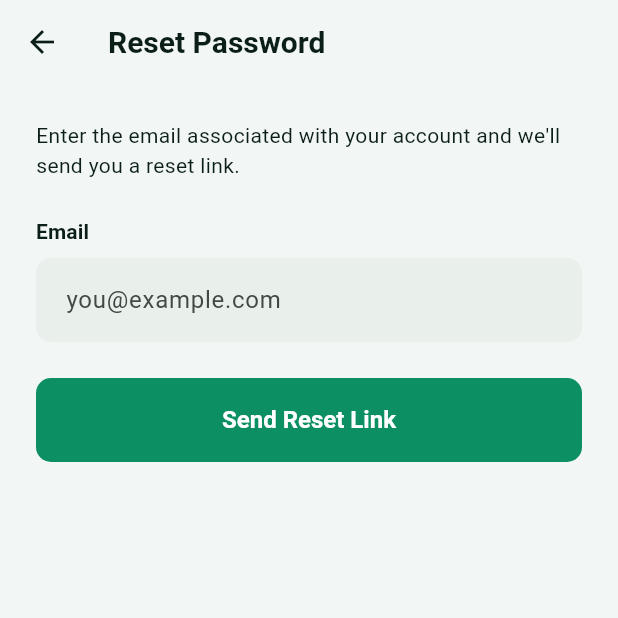
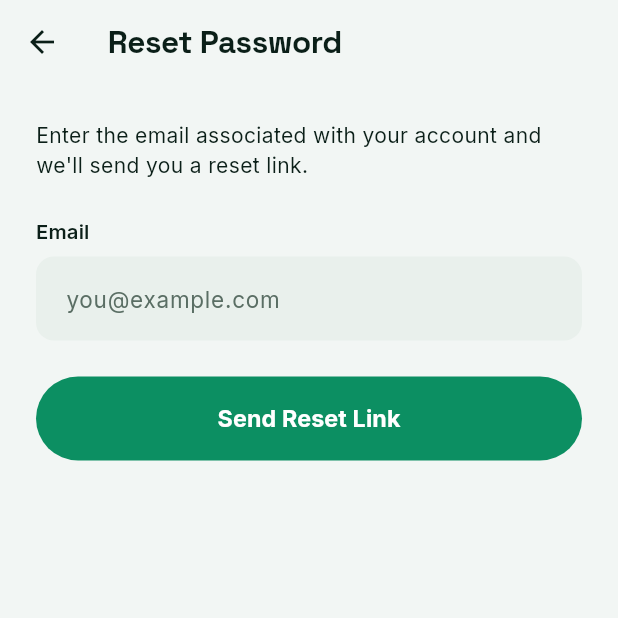
Before and after one commit to RoBiul-Hasan-Jisan/ExpenseFlowV1, a Flutter app: the screen it shows after launch, after a tap on "Forgot password?", on a phone screen of 412 x 824 dp, the top half of it. Run offline on Flutter 3.47's test engine with Material 3 defaults, Android fonts, the phone set to English and light mode, and no system bars; our stand-ins replace cloud_firestore, csv, firebase_auth, firebase_core, firebase_storage, fl_chart and 7 more; accounts and stored records are empty; generated files the repository leaves out were written again.

Commit message:
update app theme

```diff
--- a/lib/core/theme/app_theme.dart
+++ b/lib/core/theme/app_theme.dart
@@ -1,32 +1,58 @@
 import 'package:flutter/material.dart';
+import 'package:google_fonts/google_fonts.dart';
 import 'app_colors.dart';
 
-/// Material 3 theme definitions for ExpenseFlow.
-/// Uses an 8px spacing baseline and restrained elevation/typography.
+/// Material 3 theme definitions for ExpenseFlow — "Emerald & Gold".
+///
+/// Type system: Space Grotesk carries numbers and headlines (it has the
+/// slightly mechanical, confident character a money app wants for large
+/// figures); Inter carries body copy and UI labels for maximum legibility
+/// at small sizes. An 8px spacing baseline underlies all layout.
 class AppTheme {
   AppTheme._();
 
   static const double spacingUnit = 8.0;
   static double space(int units) => spacingUnit * units;
 
-  static const double radiusSm = 10;
-  static const double radiusMd = 16;
-  static const double radiusLg = 24;
+  static const double radiusSm = 12;
+  static const double radiusMd = 20;
+  static const double radiusLg = 28;
+  static const double radiusPill = 100;
+
+  static TextStyle _display(double size, FontWeight weight, Color color, {double? letterSpacing, double? height}) {
+    return GoogleFonts.spaceGrotesk(
+      fontSize: size,
+      fontWeight: weight,
+      color: color,
+      letterSpacing: letterSpacing,
+      height: height,
+    );
+  }
+
+  static TextStyle _body(double size, FontWeight weight, Color color, {double? letterSpacing}) {
+    return GoogleFonts.inter(fontSize: size, fontWeight: weight, color: color, letterSpacing: letterSpacing);
+  }
 
   static TextTheme _textTheme(Color primaryText, Color secondaryText) {
     return TextTheme(
-      displayLarge: TextStyle(fontSize: 34, fontWeight: FontWeight.w700, color: primaryText, letterSpacing: -0.5),
-      headlineMedium: TextStyle(fontSize: 24, fontWeight: FontWeight.w700, color: primaryText, letterSpacing: -0.3),
-      headlineSmall: TextStyle(fontSize: 20, fontWeight: FontWeight.w700, color: primaryText),
-      titleLarge: TextStyle(fontSize: 18, fontWeight: FontWeight.w600, color: primaryText),
-      titleMedium: TextStyle(fontSize: 16, fontWeight: FontWeight.w600, color: primaryText),
-      titleSmall: TextStyle(fontSize: 14, fontWeight: FontWeight.w600, color: primaryText),
-      bodyLarge: TextStyle(fontSize: 16, fontWeight: FontWeight.w400, color: primaryText),
-      bodyMedium: TextStyle(fontSize: 14, fontWeight: FontWeight.w400, color: primaryText),
-      bodySmall: TextStyle(fontSize: 12, fontWeight: FontWeight.w400, color: secondaryText),
-      labelLarge: TextStyle(fontSize: 14, fontWeight: FontWeight.w600, color: primaryText),
-      labelSmall: TextStyle(fontSize: 11, fontWeight: FontWeight.w500, color: secondaryText),
+      displayLarge: _display(36, FontWeight.w700, primaryText, letterSpacing: -0.8, height: 1.05),
+      displayMedium: _display(30, FontWeight.w700, primaryText, letterSpacing: -0.6),
+      headlineMedium: _display(24, FontWeight.w700, primaryText, letterSpacing: -0.4),
+      headlineSmall: _display(20, FontWeight.w700, primaryText, letterSpacing: -0.2),
+      titleLarge: _display(18, FontWeight.w600, primaryText),
+      titleMedium: _body(16, FontWeight.w600, primaryText),
+      titleSmall: _body(14, FontWeight.w600, primaryText),
+      bodyLarge: _body(16, FontWeight.w400, primaryText),
+      bodyMedium: _body(14, FontWeight.w400, primaryText),
+      bodySmall: _body(12.5, FontWeight.w400, secondaryText),
+      labelLarge: _body(13.5, FontWeight.w600, primaryText, letterSpacing: 0.1),
+      labelSmall: _body(11, FontWeight.w600, secondaryText, letterSpacing: 0.2),
     );
+  }
+
+  /// Numeric display style for money figures — used on hero/balance cards.
+  static TextStyle amountStyle({required double size, required Color color, FontWeight weight = FontWeight.w700}) {
+    return GoogleFonts.spaceGrotesk(fontSize: size, fontWeight: weight, color: color, letterSpacing: -1.0, height: 1.0);
   }
 
   static ThemeData get light {
@@ -34,22 +60,25 @@ class AppTheme {
       seedColor: AppColors.primary,
       brightness: Brightness.light,
       primary: AppColors.primary,
+      secondary: AppColors.gold,
       surface: AppColors.lightSurface,
       error: AppColors.expense,
     );
+    final textTheme = _textTheme(AppColors.lightTextPrimary, AppColors.lightTextSecondary);
     return ThemeData(
       useMaterial3: true,
       brightness: Brightness.light,
       colorScheme: scheme,
       scaffoldBackgroundColor: AppColors.lightBackground,
-      textTheme: _textTheme(AppColors.lightTextPrimary, AppColors.lightTextSecondary),
+      textTheme: textTheme,
+      splashFactory: InkSparkle.splashFactory,
       appBarTheme: AppBarTheme(
         backgroundColor: AppColors.lightBackground,
         foregroundColor: AppColors.lightTextPrimary,
         elevation: 0,
-        scrolledUnderElevation: 0.5,
+        scrolledUnderElevation: 0,
         centerTitle: false,
-        titleTextStyle: TextStyle(fontSize: 20, fontWeight: FontWeight.w700, color: AppColors.lightTextPrimary),
+        titleTextStyle: _display(21, FontWeight.w700, AppColors.lightTextPrimary, letterSpacing: -0.3),
       ),
       cardTheme: CardThemeData(
         color: AppColors.lightSurface,
@@ -64,60 +93,80 @@ class AppTheme {
         filled: true,
         fillColor: AppColors.lightSurfaceAlt,
         contentPadding: EdgeInsets.symmetric(horizontal: space(2), vertical: space(2)),
-        border: OutlineInputBorder(
-          borderRadius: BorderRadius.circular(radiusSm),
-          borderSide: BorderSide.none,
-        ),
-        enabledBorder: OutlineInputBorder(
-          borderRadius: BorderRadius.circular(radiusSm),
-          borderSide: BorderSide.none,
-        ),
+        border: OutlineInputBorder(borderRadius: BorderRadius.circular(radiusSm), borderSide: BorderSide.none),
+        enabledBorder: OutlineInputBorder(borderRadius: BorderRadius.circular(radiusSm), borderSide: BorderSide.none),
         focusedBorder: OutlineInputBorder(
           borderRadius: BorderRadius.circular(radiusSm),
-          borderSide: const BorderSide(color: AppColors.primary, width: 1.5),
+          borderSide: const BorderSide(color: AppColors.primary, width: 1.75),
         ),
         errorBorder: OutlineInputBorder(
           borderRadius: BorderRadius.circular(radiusSm),
           borderSide: const BorderSide(color: AppColors.expense, width: 1),
         ),
+        hintStyle: _body(15, FontWeight.w400, AppColors.lightTextSecondary),
       ),
       elevatedButtonTheme: ElevatedButtonThemeData(
         style: ElevatedButton.styleFrom(
           backgroundColor: AppColors.primary,
           foregroundColor: Colors.white,
-          minimumSize: Size(double.infinity, space(6.5.round())),
-          shape: RoundedRectangleBorder(borderRadius: BorderRadius.circular(radiusSm)),
+          minimumSize: Size(double.infinity, space(7)),
+          shape: RoundedRectangleBorder(borderRadius: BorderRadius.circular(radiusPill)),
           elevation: 0,
-          textStyle: const TextStyle(fontSize: 16, fontWeight: FontWeight.w600),
+          textStyle: GoogleFonts.inter(fontSize: 15.5, fontWeight: FontWeight.w700, letterSpacing: 0.1),
         ),
       ),
       outlinedButtonTheme: OutlinedButtonThemeData(
         style: OutlinedButton.styleFrom(
-          foregroundColor: AppColors.primary,
-          side: const BorderSide(color: AppColors.lightBorder),
-          minimumSize: Size(double.infinity, space(6.5.round())),
-          shape: RoundedRectangleBorder(borderRadius: BorderRadius.circular(radiusSm)),
+          foregroundColor: AppColors.lightTextPrimary,
+          side: const BorderSide(color: AppColors.lightBorder, width: 1.25),
+          minimumSize: Size(double.infinity, space(7)),
+          shape: RoundedRectangleBorder(borderRadius: BorderRadius.circular(radiusPill)),
+          textStyle: GoogleFonts.inter(fontSize: 15.5, fontWeight: FontWeight.w700),
         ),
       ),
       textButtonTheme: TextButtonThemeData(
-        style: TextButton.styleFrom(foregroundColor: AppColors.primary),
+        style: TextButton.styleFrom(
+          foregroundColor: AppColors.primary,
+          textStyle: GoogleFonts.inter(fontWeight: FontWeight.w700),
+        ),
       ),
-      bottomNavigationBarTheme: const BottomNavigationBarThemeData(
+      chipTheme: ChipThemeData(
+        backgroundColor: AppColors.lightSurfaceAlt,
+        selectedColor: AppColors.primary,
+        labelStyle: _body(13, FontWeight.w600, AppColors.lightTextPrimary),
+        secondaryLabelStyle: _body(13, FontWeight.w600, Colors.white),
+        side: BorderSide.none,
+        shape: RoundedRectangleBorder(borderRadius: BorderRadius.circular(radiusPill)),
+        padding: const EdgeInsets.symmetric(horizontal: 12, vertical: 8),
+      ),
+      navigationBarTheme: NavigationBarThemeData(
         backgroundColor: AppColors.lightSurface,
-        selectedItemColor: AppColors.primary,
-        unselectedItemColor: AppColors.lightTextSecondary,
-        type: BottomNavigationBarType.fixed,
+        indicatorColor: AppColors.primary.withValues(alpha: 0.12),
         elevation: 0,
+        height: 68,
+        labelTextStyle: WidgetStateProperty.resolveWith((states) {
+          final selected = states.contains(WidgetState.selected);
+          return _body(11.5, selected ? FontWeight.w700 : FontWeight.w500, selected ? AppColors.primary : AppColors.lightTextSecondary);
+        }),
+        iconTheme: WidgetStateProperty.resolveWith((states) {
+          final selected = states.contains(WidgetState.selected);
+          return IconThemeData(color: selected ? AppColors.primary : AppColors.lightTextSecondary, size: 24);
+        }),
       ),
       floatingActionButtonTheme: const FloatingActionButtonThemeData(
         backgroundColor: AppColors.primary,
         foregroundColor: Colors.white,
+        elevation: 4,
+        highlightElevation: 6,
       ),
       dividerTheme: const DividerThemeData(color: AppColors.lightBorder, thickness: 1, space: 1),
       snackBarTheme: SnackBarThemeData(
+        backgroundColor: AppColors.forest,
+        contentTextStyle: _body(14, FontWeight.w500, Colors.white),
         behavior: SnackBarBehavior.floating,
         shape: RoundedRectangleBorder(borderRadius: BorderRadius.circular(radiusSm)),
       ),
+      progressIndicatorTheme: const ProgressIndicatorThemeData(color: AppColors.primary),
     );
   }
 
@@ -126,22 +175,25 @@ class AppTheme {
       seedColor: AppColors.primaryLight,
       brightness: Brightness.dark,
       primary: AppColors.primaryLight,
+      secondary: AppColors.gold,
       surface: AppColors.darkSurface,
       error: AppColors.expense,
     );
+    final textTheme = _textTheme(AppColors.darkTextPrimary, AppColors.darkTextSecondary);
     return ThemeData(
       useMaterial3: true,
       brightness: Brightness.dark,
       colorScheme: scheme,
       scaffoldBackgroundColor: AppColors.darkBackground,
-      textTheme: _textTheme(AppColors.darkTextPrimary, AppColors.darkTextSecondary),
+      textTheme: textTheme,
+      splashFactory: InkSparkle.splashFactory,
       appBarTheme: AppBarTheme(
         backgroundColor: AppColors.darkBackground,
         foregroundColor: AppColors.darkTextPrimary,
         elevation: 0,
-        scrolledUnderElevation: 0.5,
+        scrolledUnderElevation: 0,
         centerTitle: false,
-        titleTextStyle: TextStyle(fontSize: 20, fontWeight: FontWeight.w700, color: AppColors.darkTextPrimary),
+        titleTextStyle: _display(21, FontWeight.w700, AppColors.darkTextPrimary, letterSpacing: -0.3),
       ),
       cardTheme: CardThemeData(
         color: AppColors.darkSurface,
@@ -156,41 +208,76 @@ class AppTheme {
         filled: true,
         fillColor: AppColors.darkSurfaceAlt,
         contentPadding: EdgeInsets.symmetric(horizontal: space(2), vertical: space(2)),
-        border: OutlineInputBorder(
-          borderRadius: BorderRadius.circular(radiusSm),
-          borderSide: BorderSide.none,
-        ),
-        enabledBorder: OutlineInputBorder(
-          borderRadius: BorderRadius.circular(radiusSm),
-          borderSide: BorderSide.none,
-        ),
+        border: OutlineInputBorder(borderRadius: BorderRadius.circular(radiusSm), borderSide: BorderSide.none),
+        enabledBorder: OutlineInputBorder(borderRadius: BorderRadius.circular(radiusSm), borderSide: BorderSide.none),
         focusedBorder: OutlineInputBorder(
           borderRadius: BorderRadius.circular(radiusSm),
-          borderSide: const BorderSide(color: AppColors.primaryLight, width: 1.5),
+          borderSide: const BorderSide(color: AppColors.primaryLight, width: 1.75),
         ),
+        hintStyle: _body(15, FontWeight.w400, AppColors.darkTextSecondary),
       ),
       elevatedButtonTheme: ElevatedButtonThemeData(
         style: ElevatedButton.styleFrom(
           backgroundColor: AppColors.primaryLight,
-          foregroundColor: Colors.black,
-          minimumSize: Size(double.infinity, space(6.5.round())),
-          shape: RoundedRectangleBorder(borderRadius: BorderRadius.circular(radiusSm)),
+          foregroundColor: AppColors.midnight,
+          minimumSize: Size(double.infinity, space(7)),
+          shape: RoundedRectangleBorder(borderRadius: BorderRadius.circular(radiusPill)),
           elevation: 0,
-          textStyle: const TextStyle(fontSize: 16, fontWeight: FontWeight.w600),
+          textStyle: GoogleFonts.inter(fontSize: 15.5, fontWeight: FontWeight.w700, letterSpacing: 0.1),
         ),
       ),
-      bottomNavigationBarTheme: const BottomNavigationBarThemeData(
+      outlinedButtonTheme: OutlinedButtonThemeData(
+        style: OutlinedButton.styleFrom(
+          foregroundColor: AppColors.darkTextPrimary,
+          side: const BorderSide(color: AppColors.darkBorder, width: 1.25),
+          minimumSize: Size(double.infinity, space(7)),
+          shape: RoundedRectangleBorder(borderRadius: BorderRadius.circular(radiusPill)),
+          textStyle: GoogleFonts.inter(fontSize: 15.5, fontWeight: FontWeight.w700),
+        ),
+      ),
+      textButtonTheme: TextButtonThemeData(
+        style: TextButton.styleFrom(
+          foregroundColor: AppColors.primaryLight,
+          textStyle: GoogleFonts.inter(fontWeight: FontWeight.w700),
+        ),
+      ),
+      chipTheme: ChipThemeData(
+        backgroundColor: AppColors.darkSurfaceAlt,
+        selectedColor: AppColors.primaryLight,
+        labelStyle: _body(13, FontWeight.w600, AppColors.darkTextPrimary),
+        secondaryLabelStyle: _body(13, FontWeight.w600, AppColors.midnight),
+        side: BorderSide.none,
+        shape: RoundedRectangleBorder(borderRadius: BorderRadius.circular(radiusPill)),
+        padding: const EdgeInsets.symmetric(horizontal: 12, vertical: 8),
+      ),
+      navigationBarTheme: NavigationBarThemeData(
         backgroundColor: AppColors.darkSurface,
-        selectedItemColor: AppColors.primaryLight,
-        unselectedItemColor: AppColors.darkTextSecondary,
-        type: BottomNavigationBarType.fixed,
+        indicatorColor: AppColors.primaryLight.withValues(alpha: 0.16),
         elevation: 0,
+        height: 68,
+        labelTextStyle: WidgetStateProperty.resolveWith((states) {
+          final selected = states.contains(WidgetState.selected);
+          return _body(11.5, selected ? FontWeight.w700 : FontWeight.w500, selected ? AppColors.primaryLight : AppColors.darkTextSecondary);
+        }),
+        iconTheme: WidgetStateProperty.resolveWith((states) {
+          final selected = states.contains(WidgetState.selected);
+          return IconThemeData(color: selected ? AppColors.primaryLight : AppColors.darkTextSecondary, size: 24);
+        }),
       ),
       floatingActionButtonTheme: const FloatingActionButtonThemeData(
         backgroundColor: AppColors.primaryLight,
-        foregroundColor: Colors.black,
+        foregroundColor: AppColors.midnight,
+        elevation: 4,
+        highlightElevation: 6,
       ),
       dividerTheme: const DividerThemeData(color: AppColors.darkBorder, thickness: 1, space: 1),
+      snackBarTheme: SnackBarThemeData(
+        backgroundColor: AppColors.darkSurfaceAlt,
+        contentTextStyle: _body(14, FontWeight.w500, AppColors.darkTextPrimary),
+        behavior: SnackBarBehavior.floating,
+        shape: RoundedRectangleBorder(borderRadius: BorderRadius.circular(radiusSm)),
+      ),
+      progressIndicatorTheme: const ProgressIndicatorThemeData(color: AppColors.primaryLight),
     );
   }
 }
```
